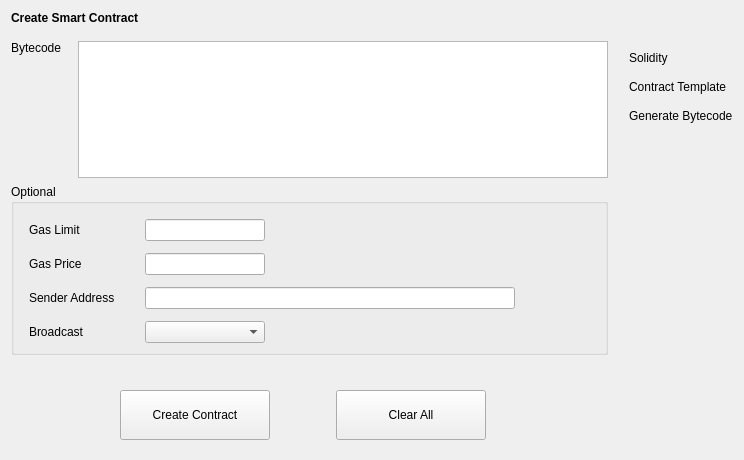
This is src/qt/forms/createcontract.ui in qtumproject/qtum as Qt 5 draws it before an edit. The edited form follows.
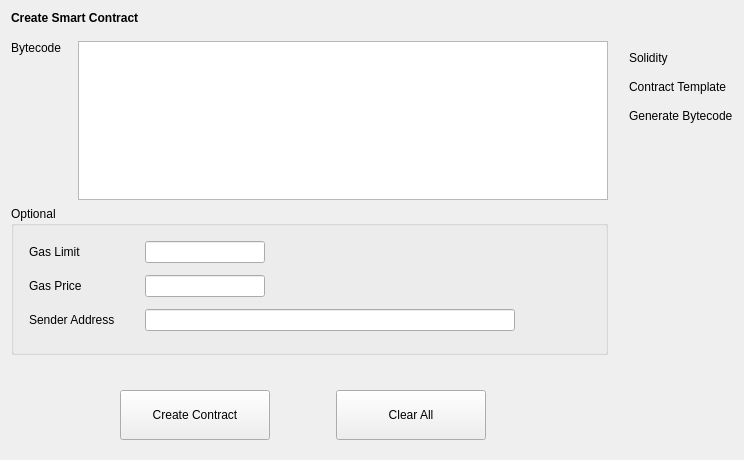
This is the edited form.

Commit message: Remove broadcast option from smart contract page

```diff
--- a/src/qt/forms/createcontract.ui
+++ b/src/qt/forms/createcontract.ui
@@ -129,13 +129,6 @@
             </property>
            </widget>
           </item>
-          <item row="3" column="0">
-           <widget class="QLabel" name="labelBroadcast">
-            <property name="text">
-             <string>Broadcast</string>
-            </property>
-           </widget>
-          </item>
           <item row="1" column="1">
            <widget class="QLineEdit" name="lineEditGasPrice">
             <property name="maximumSize">
@@ -169,31 +162,6 @@
             </property>
            </widget>
           </item>
-          <item row="3" column="1">
-           <widget class="QComboBox" name="comboBoxBroadcast">
-            <property name="maximumSize">
-             <size>
-              <width>120</width>
-              <height>16777215</height>
-             </size>
-            </property>
-            <item>
-             <property name="text">
-              <string/>
-             </property>
-            </item>
-            <item>
-             <property name="text">
-              <string>True</string>
-             </property>
-            </item>
-            <item>
-             <property name="text">
-              <string>False</string>
-             </property>
-            </item>
-           </widget>
-          </item>
           <item row="0" column="2" rowspan="4">
            <spacer name="horizontalSpacer_5">
             <property name="orientation">
```
Left out of the diff: 2 changed lines with no effect on the pictures. The commit also changes 3 other files.
